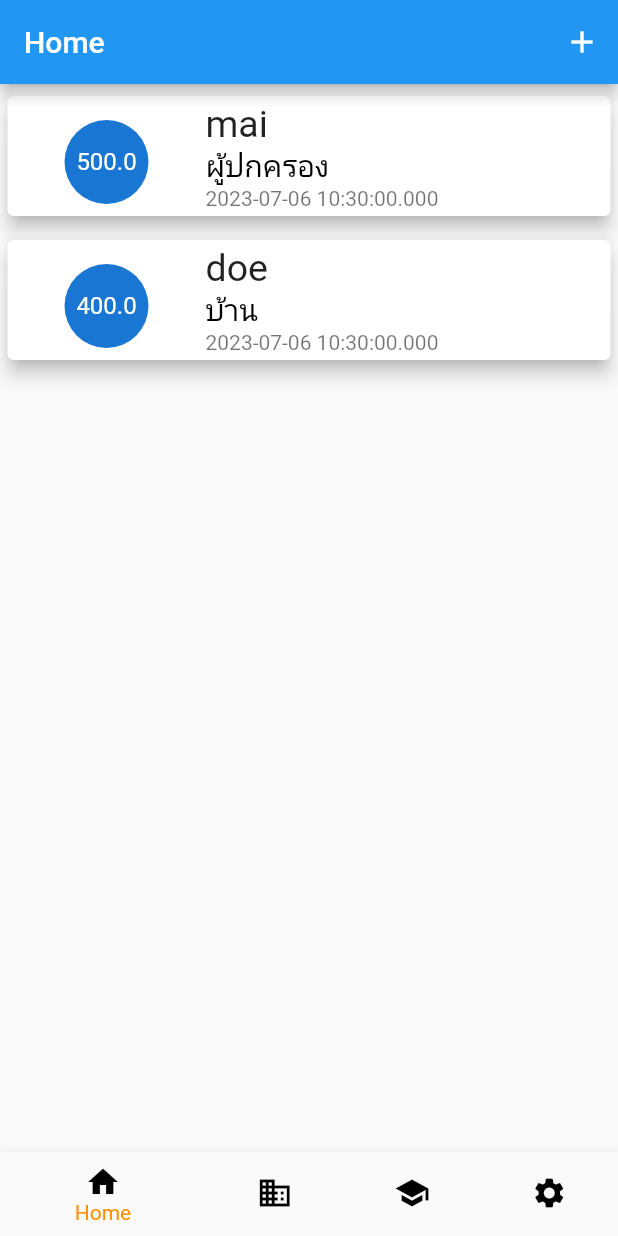
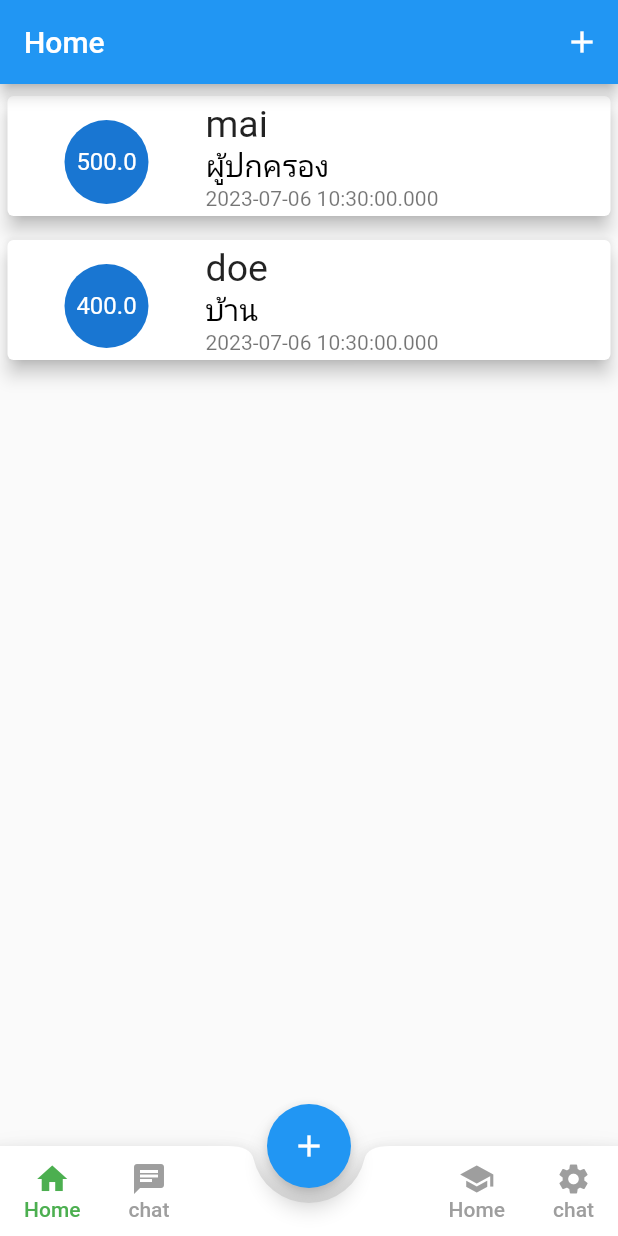
Before and after one commit to khoffan/flutter_make_UI_App, a Flutter app: the screen it shows after launch, on a phone screen of 412 x 824 dp. Run offline on Flutter 3.47's test engine with Material 2 defaults, Android fonts, the phone set to English and light mode, and no system bars.

Commit message:
add floattion buttom

```diff
--- a/client_app/lib/UI/btnavigate.dart
+++ b/client_app/lib/UI/btnavigate.dart
@@ -27,7 +27,7 @@ class _BottomNavigationBarExampleState
     extends State<BottomNavigationBarExample> {
   int _selectedIndex = 0;
   static const TextStyle optionStyle =
-      TextStyle(fontSize: 30, fontWeight: FontWeight.bold);
+      TextStyle(fontSize: 20, fontWeight: FontWeight.bold);
   static const List<Widget> _widgetOptions = <Widget>[
     Home(),
     Text(
@@ -45,7 +45,6 @@ class _BottomNavigationBarExampleState
     setState(() {
       _selectedIndex = index;
     });
-
   }
 
   @override
@@ -54,29 +53,117 @@ class _BottomNavigationBarExampleState
         body: Center(
           child: _widgetOptions.elementAt(_selectedIndex),
         ),
-      bottomNavigationBar: BottomNavigationBar(
-        items: const <BottomNavigationBarItem>[
-          BottomNavigationBarItem(
-            icon: Icon(Icons.home, color: Colors.black),
-            label: 'Home',
+        floatingActionButton: FloatingActionButton(
+          child: Icon(Icons.add),
+          onPressed: () {},
         ),
-          BottomNavigationBarItem(
-            icon: Icon(Icons.business, color: Colors.black),
-            label: 'Business',
+        floatingActionButtonLocation: FloatingActionButtonLocation.centerDocked,
+        bottomNavigationBar: BottomAppBar(
+          shape: CircularNotchedRectangle(),
+          notchMargin: 10,
+          child: Container(
+
+            height: 60,
+            child: Row(
+              mainAxisAlignment: MainAxisAlignment.spaceBetween,
+              children: <Widget>[
+                Row(
+                  crossAxisAlignment: CrossAxisAlignment.start,
+                  children: [
+                    MaterialButton(
+                      minWidth: 50,
+                      onPressed: () {
+                        _onItemTapped(0);
+                      },
+                      child: Column(
+                          mainAxisAlignment: MainAxisAlignment.center,
+                          children: [
+                            Icon(Icons.home,
+                                color: _selectedIndex == 0
+                                    ? Colors.green
+                                    : Colors.grey),
+                            Text(
+                              'Home',
+                              style: TextStyle(
+                                  color: _selectedIndex == 0
+                                      ? Colors.green
+                                      : Colors.grey),
                             ),
-          BottomNavigationBarItem(
-            icon: Icon(Icons.school, color: Colors.black),
-            label: 'School',
+                          ]),
                     ),
-          BottomNavigationBarItem(
-            icon: Icon(Icons.settings, color: Colors.black),
-            label: 'Setting',
+                    MaterialButton(
+                      minWidth: 50,
+                      onPressed: () {
+                        _onItemTapped(1);
+                      },
+                      child: Column(
+                          mainAxisAlignment: MainAxisAlignment.center,
+                          children: [
+                            Icon(Icons.chat,
+                                color: _selectedIndex == 1
+                                    ? Colors.green
+                                    : Colors.grey),
+                            Text(
+                              'chat',
+                              style: TextStyle(
+                                  color: _selectedIndex == 1
+                                      ? Colors.green
+                                      : Colors.grey),
+                            ),
+                          ]),
                     ),
                   ],
-        currentIndex: _selectedIndex,
-        selectedItemColor: Colors.amber[800],
-        onTap: _onItemTapped,
                 ),
-    );
+                Row(
+                  crossAxisAlignment: CrossAxisAlignment.start,
+                  children: [
+                    MaterialButton(
+                      minWidth: 50,
+                      onPressed: () {
+                        _onItemTapped(2);
+                      },
+                      child: Column(
+                          mainAxisAlignment: MainAxisAlignment.center,
+                          children: [
+                            Icon(Icons.school,
+                                color: _selectedIndex == 2
+                                    ? Colors.green
+                                    : Colors.grey),
+                            Text(
+                              'Home',
+                              style: TextStyle(
+                                  color: _selectedIndex == 2
+                                      ? Colors.green
+                                      : Colors.grey),
+                            ),
+                          ]),
+                    ),
+                    MaterialButton(
+                      minWidth: 50,
+                      onPressed: () {
+                        _onItemTapped(3);
+                      },
+                      child: Column(
+                          mainAxisAlignment: MainAxisAlignment.center,
+                          children: [
+                            Icon(Icons.settings,
+                                color: _selectedIndex == 3
+                                    ? Colors.green
+                                    : Colors.grey),
+                            Text(
+                              'chat',
+                              style: TextStyle(
+                                  color: _selectedIndex == 3
+                                      ? Colors.green
+                                      : Colors.grey),
+                            ),
+                          ]),
+                    ),
+                  ],
+                ),
+              ],
+            ),
+          ),
+        ));
   }
 }
```
Lines whose indentation alone changed are shown as unchanged.
